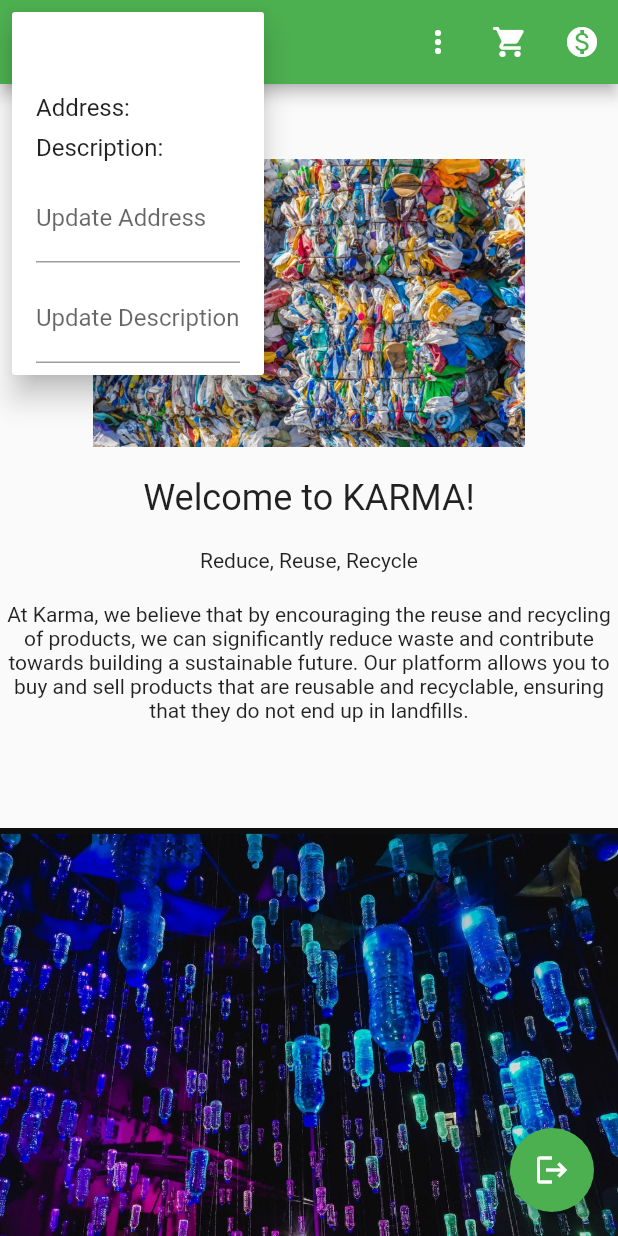
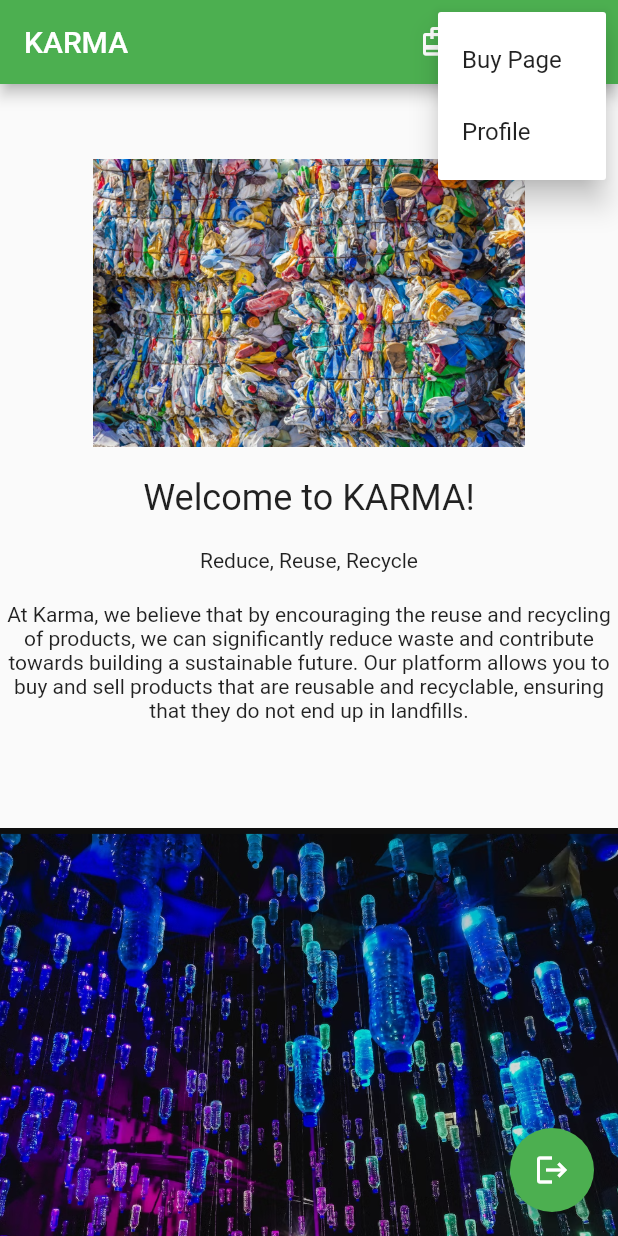
Before and after one commit to Sawansunar56/Project-Karma, a Flutter app: the screen it shows once a user with an empty profile is signed in, after a tap on the "more vert" icon, on a phone screen of 412 x 824 dp. Run offline on Flutter 3.47's test engine with Material 2 defaults, Android fonts, the light colour scheme and no system bars; our stand-ins replace cloud_firestore, firebase_auth, firebase_core, firebase_database, shared_preferences; accounts and stored records are empty; network calls fail.

Commit message:
Bug Fix: uid and document id were different. Working Dropdown Home Menu

```diff
--- a/lib/pages/mainpage.dart
+++ b/lib/pages/mainpage.dart
@@ -1,3 +1,4 @@
+import 'package:firebase_auth/firebase_auth.dart';
 import 'package:flutter/material.dart';
 import 'package:karma/auth/auth.dart';
 import 'package:cloud_firestore/cloud_firestore.dart';
@@ -15,8 +16,8 @@
 class _MainPageState extends State<MainPage> {
   late String _userName = '';
   late String _userEmail = '';
-  late String _userAddress = '';
-  late String _userDescription = '';
+  late String _userPhone = '';
+  final FirebaseAuth _auth = FirebaseAuth.instance;
 
   @override
   void initState() {
@@ -25,26 +26,35 @@
   }
 
   Future<void> _fetchUserInfo() async {
-    final db = FirebaseFirestore.instance;
-    final userDoc = await db.collection('users').doc('userID').get();
-    final user = userDoc.data() as Map<String, dynamic>?;
+    final User? curUser = _auth.currentUser;
+    final CollectionReference usersCollection =
+        FirebaseFirestore.instance.collection('users');
+    if (curUser != null) {
+      final DocumentSnapshot userSnapshot =
+          await usersCollection.doc(curUser!.uid).get();
 
-    if (user != null) {
-      setState(() {
-        _userName = user['name'] ?? '';
-        _userEmail = user['email'] ?? '';
-        _userAddress = user['address'] ?? '';
-        _userDescription = user['description'] ?? '';
-      });
+      if (userSnapshot.exists) {
+        final userData = userSnapshot.data() as Map<String, dynamic>;
+        print(userData);
+      }
     }
+    // final userDoc = await FirebaseFirestore.instance
+    //     .collection('users')
+    //     .doc(curUser!.uid)
+    //     .get();
+    // final user = userDoc!.data() as Map<String, dynamic>;
+
+    // print(user);
+    // print(curUser.uid);
+    // if (user != null) {
+    //   setState(() {});
+    // }
   }
 
   Future<void> _updateUserAddress(String address) async {
     final db = FirebaseFirestore.instance;
     await db.collection('users').doc('userID').update({'address': address});
-    setState(() {
-      _userAddress = address;
-    });
+    setState(() {});
   }
 
   Future<void> _updateUserDescription(String description) async {
@@ -53,9 +63,7 @@
         .collection('users')
         .doc('userID')
         .update({'description': description});
-    setState(() {
-      _userDescription = description;
-    });
+    setState(() {});
   }
 
   Future<void> signOut() async {
@@ -67,70 +75,33 @@
     return Scaffold(
       appBar: AppBar(
         title: Text('KARMA'),
-        leading: PopupMenuButton(
-          itemBuilder: (context) => [
-            PopupMenuItem(
-              child: Column(
-                crossAxisAlignment: CrossAxisAlignment.start,
-                children: [
-                  Text(_userName),
-                  Text(_userEmail),
-                  const SizedBox(height: 8),
-                  Text('Address: $_userAddress'),
-                  const SizedBox(height: 8),
-                  Text('Description: $_userDescription'),
-                  const SizedBox(height: 8),
-                  TextFormField(
-                    initialValue: _userAddress,
-                    decoration: InputDecoration(
-                      labelText: 'Update Address',
-                    ),
-                    onFieldSubmitted: (value) {
-                      _updateUserAddress(value);
-                    },
-                  ),
-                  const SizedBox(height: 8),
-                  TextFormField(
-                    initialValue: _userDescription,
-                    decoration: InputDecoration(
-                      labelText: 'Update Description',
-                    ),
-                    onFieldSubmitted: (value) {
-                      _updateUserDescription(value);
-                    },
-                  ),
-                ],
-              ),
-            ),
-          ],
-        ),
         actions: [
-          PopupMenuButton<String>(
-            onSelected: (value) {
-              //  logic for each menu item here
-              if (value == 'block') {
-                // Code to block user
-              } else if (value == 'display_profile') {
-                Navigator.of(context).push(MaterialPageRoute(
-                    builder: (context) =>
-                        ProfilePage())); // Assuming you have a ProfilePage defined
-              }
-            },
-            itemBuilder: (BuildContext context) {
-              return {'Update Profile', ''}.map((String choice) {
-                return PopupMenuItem<String>(
-                  value: choice.toLowerCase().replaceAll(' ', '_'),
-                  child: Text(choice),
-                );
-              }).toList();
-            },
-          ),
+          // PopupMenuButton<String>(
+          //   onSelected: (value) {
+          //     //  logic for each menu item here
+          //     if (value == 'block') {
+          //       // Code to block user
+          //     } else if (value == 'display_profile') {
+          //       Navigator.of(context).push(MaterialPageRoute(
+          //           builder: (context) =>
+          //               ProfilePage())); // Assuming you have a ProfilePage defined
+          //     }
+          //   },
+          //   itemBuilder: (BuildContext context) {
+          //     return {'Update Profile', ''}.map((String choice) {
+          //       return PopupMenuItem<String>(
+          //         value: choice.toLowerCase().replaceAll(' ', '_'),
+          //         child: Text(choice),
+          //       );
+          //     }).toList();
+          //   },
+          // ),
           IconButton(
             onPressed: () {
               Navigator.of(context)
                   .push(MaterialPageRoute(builder: ((context) => BuyPage())));
             },
-            icon: const Icon(Icons.shopping_cart),
+            icon: const Icon(Icons.card_travel),
           ),
           IconButton(
             onPressed: () {
@@ -138,6 +109,24 @@
                   .push(MaterialPageRoute(builder: ((context) => SellPage())));
             },
             icon: const Icon(Icons.monetization_on),
+          ),
+          PopupMenuButton(
+            onSelected: (result) {
+              if (result == 1) {
+                Navigator.of(context).push(
+                    MaterialPageRoute(builder: ((context) => ProfilePage())));
+              }
+            },
+            itemBuilder: (context) => [
+              PopupMenuItem(
+                value: 0,
+                child: Text("Buy Page"),
+              ),
+              PopupMenuItem(
+                value: 1,
+                child: Text("Profile"),
+              ),
+            ],
           ),
         ],
       ),
```
Also changed, not shown: lib/auth/auth.dart (+15 -1 lines), lib/pages/add_product.dart (added, +65 -0 lines), lib/pages/cart_page.dart (added, +68 -0 lines), lib/pages/login.dart (+3 -4 lines), lib/pages/product.dart (+11 -5 lines), lib/pages/product_edit.dart (added, +54 -0 lines), lib/pages/register.dart (+22 -12 lines), lib/pages/sell.dart (+8 -13 lines), 1 other file.
